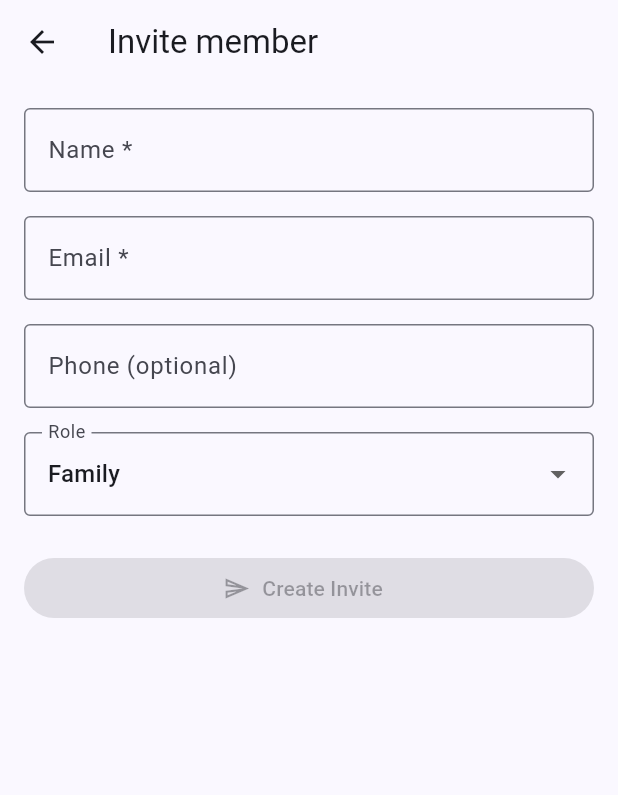
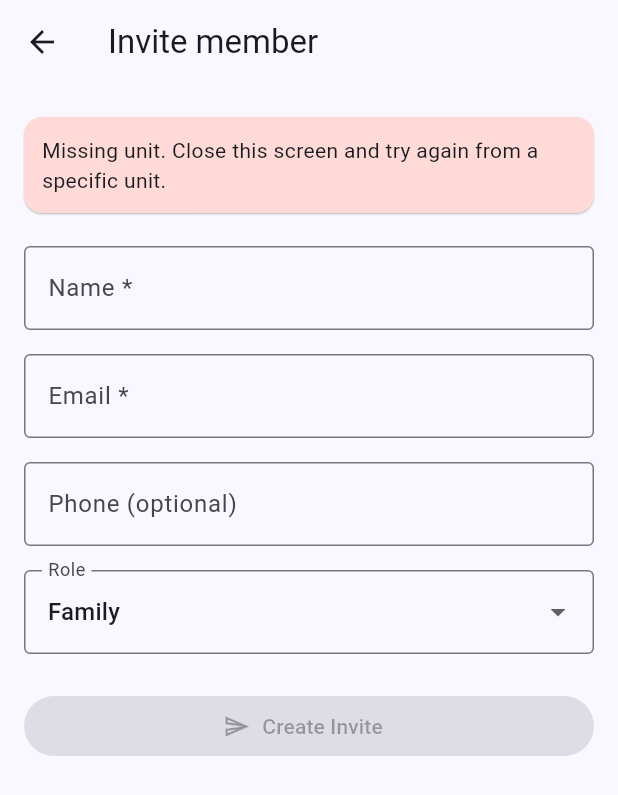
Before and after one commit to imranshishir/AYRNow-Test-VS-UI-1.0, a Flutter app: the LandlordUnitResidentsScreen screen opened by its route, after a tap on "Invite member", on a phone screen of 412 x 824 dp. Shown: the top 795 px of the screen. Run offline on Flutter 3.47's test engine with Material 3 defaults, Android fonts, the phone set to English and light mode, and no system bars; our stand-ins replace flutter_riverpod, flutter_secure_storage, shared_preferences; accounts and stored records are empty; project files that could hold a hidden picture were left out.

Commit message:
chore(routing): fix invite/residents routes + assets/icons directory
Made-with: Cursor

```diff
--- a/lib/features/household/screens/invite_household_member_screen.dart
+++ b/lib/features/household/screens/invite_household_member_screen.dart
@@ -3,8 +3,6 @@ import 'package:flutter/services.dart';
 import 'package:flutter_riverpod/flutter_riverpod.dart';
 import '../../../core/state/providers.dart';
 import '../models/household_models.dart';
-
-const _demoUnitId = 'unit-1';
 
 class InviteHouseholdMemberScreen extends ConsumerStatefulWidget {
   final String unitId;
@@ -13,7 +11,7 @@ class InviteHouseholdMemberScreen extends ConsumerStatefulWidget {
 
   const InviteHouseholdMemberScreen({
     super.key,
-    this.unitId = _demoUnitId,
+    required this.unitId,
     this.defaultRole,
     this.isLandlord = false,
   });
@@ -45,13 +43,11 @@ class _InviteHouseholdMemberScreenState extends ConsumerState<InviteHouseholdMem
   }
 
   bool get _canSubmit =>
-      _nameController.text.trim().isNotEmpty && _emailController.text.trim().isNotEmpty && !_loading;
-
-  String _generateInviteCode() {
-    final n = DateTime.now().millisecondsSinceEpoch % 1000000;
-    final chars = 'ABCDEFGHJKLMNPQRSTUVWXYZ23456789';
-    return 'AYR-${chars[(n ~/ 10000) % chars.length]}${chars[(n ~/ 1000) % chars.length]}${chars[(n ~/ 100) % chars.length]}${chars[(n ~/ 10) % chars.length]}${chars[n % chars.length]}';
-  }
+      widget.unitId.isNotEmpty &&
+      _nameController.text.trim().isNotEmpty &&
+      _emailController.text.trim().isNotEmpty &&
+      !_loading;
+  String? _inviteToken;
 
   Future<void> _submit() async {
     if (!_canSubmit) return;
@@ -60,20 +56,17 @@ class _InviteHouseholdMemberScreenState extends ConsumerState<InviteHouseholdMem
       _error = null;
     });
     try {
-      await ref.read(householdControllerProvider).inviteMember(
+      final resp = await ref.read(inviteRepoProvider).createUnitInvite(
             unitId: widget.unitId,
-            name: _nameController.text.trim(),
             email: _emailController.text.trim(),
-            phone: _phoneController.text.trim().isEmpty ? null : _phoneController.text.trim(),
-            role: _role,
           );
+      _inviteToken = resp['token']?.toString();
       if (!mounted) return;
-      final code = _generateInviteCode();
-      await _showInviteCodeSheet(context, code);
+      await _showInviteCodeSheet(context, _inviteToken ?? 'Created');
       if (!mounted) return;
       ScaffoldMessenger.of(context).showSnackBar(
         const SnackBar(
-          content: Text('Invite created. Sharing links will be enabled after backend integration.'),
+          content: Text('Invite created.'),
         ),
       );
       Navigator.pop(context, true);
@@ -151,6 +144,16 @@ class _InviteHouseholdMemberScreenState extends ConsumerState<InviteHouseholdMem
       body: ListView(
         padding: const EdgeInsets.all(16),
         children: [
+          if (widget.unitId.isEmpty) ...[
+            Card(
+              color: theme.colorScheme.errorContainer,
+              child: const Padding(
+                padding: EdgeInsets.all(12),
+                child: Text('Missing unit. Close this screen and try again from a specific unit.'),
+              ),
+            ),
+            const SizedBox(height: 16),
+          ],
           TextField(
             controller: _nameController,
             decoration: const InputDecoration(
--- a/lib/features/household/screens/landlord_unit_residents_screen.dart
+++ b/lib/features/household/screens/landlord_unit_residents_screen.dart
@@ -2,17 +2,13 @@ import 'package:flutter/material.dart';
 import 'package:flutter_riverpod/flutter_riverpod.dart';
 import '../../../core/state/providers.dart';
 import '../models/household_models.dart';
-import 'invite_household_member_screen.dart';
-
-const _demoUnitId = 'unit-1';
-
 class LandlordUnitResidentsScreen extends ConsumerWidget {
   final String unitId;
   final String? unitLabel;
 
   const LandlordUnitResidentsScreen({
     super.key,
-    this.unitId = _demoUnitId,
+    required this.unitId,
     this.unitLabel,
   });
 
@@ -79,11 +75,10 @@ class LandlordUnitResidentsScreen extends ConsumerWidget {
   }
 
   Future<void> _openInvite(BuildContext context, WidgetRef ref) async {
-    await Navigator.push(
+    await Navigator.pushNamed(
       context,
-      MaterialPageRoute(
-        builder: (_) => InviteHouseholdMemberScreen(unitId: unitId, isLandlord: true),
-      ),
+      '/T-50/invite',
+      arguments: {'unitId': unitId, 'isLandlord': true},
     );
     ref.invalidate(householdMembersProvider);
   }
--- a/lib/navigation/routes.dart
+++ b/lib/navigation/routes.dart
@@ -4,6 +4,10 @@ import '../ui/spec_index_screen.dart';
 import '../features/landlord/l12_dashboard.dart';
 import '../features/landlord/l23_rent_board.dart';
 import '../features/landlord/l30_maintenance_inbox.dart';
+import '../features/landlord/screens/l20_add_property.dart';
+import '../features/landlord/screens/l21_add_unit.dart';
+import '../features/landlord/screens/l22_property_detail.dart';
+import '../features/landlord/screens/l25_property_list.dart';
 import '../features/tenant/t06_dashboard.dart';
 import '../features/tenant/t10_pay_rent.dart';
 import '../features/contractor/c10_jobs_feed.dart';
@@ -24,6 +28,10 @@ Map<String, WidgetBuilder> buildRoutes() {
 
   // Real screens
   routes['/L-12'] = (_) => const LandlordDashboardScreen();
+  routes['/L-20'] = (_) => const AddPropertyScreen();
+  routes['/L-21'] = (_) => const AddUnitScreen();
+  routes['/L-22'] = (_) => const PropertyDetailScreen();
+  routes['/L-25'] = (_) => const PropertyListScreen();
   routes['/L-23'] = (_) => const RentBoardScreen();
   routes['/L-30'] = (_) => const MaintenanceInboxScreen();
   routes['/L-24'] = (_) => const UnitDetailScreen();
@@ -33,8 +41,26 @@ Map<String, WidgetBuilder> buildRoutes() {
   routes['/T-45/request'] = (_) => const TenantTransferRequestScreen();
   routes['/L-45'] = (_) => const LandlordTransferInboxScreen();
   routes['/T-50'] = (_) => const TenantHouseholdScreen();
-  routes['/T-50/invite'] = (_) => const InviteHouseholdMemberScreen();
-  routes['/L-50'] = (_) => const LandlordUnitResidentsScreen();
+  routes['/T-50/invite'] = (context) {
+    final args = ModalRoute.of(context)?.settings.arguments;
+    final map = args is Map ? args : const <String, dynamic>{};
+    final unitId = map['unitId']?.toString() ?? '';
+    final isLandlord = map['isLandlord'] as bool? ?? false;
+    return InviteHouseholdMemberScreen(
+      unitId: unitId,
+      isLandlord: isLandlord,
+    );
+  };
+  routes['/L-50'] = (context) {
+    final args = ModalRoute.of(context)?.settings.arguments;
+    final map = args is Map ? args : const <String, dynamic>{};
+    final unitId = map['unitId']?.toString() ?? '';
+    final unitLabel = map['unitLabel']?.toString();
+    return LandlordUnitResidentsScreen(
+      unitId: unitId,
+      unitLabel: unitLabel,
+    );
+  };
   routes['/C-10'] = (_) => const ContractorJobsFeedScreen();
   routes['/S-10'] = (_) => const GuardApprovalsQueueScreen();
 
```
Also changed, not shown: lib/features/landlord/screens/unit_detail_screen.dart (+15 -4 lines), 2 other files.
